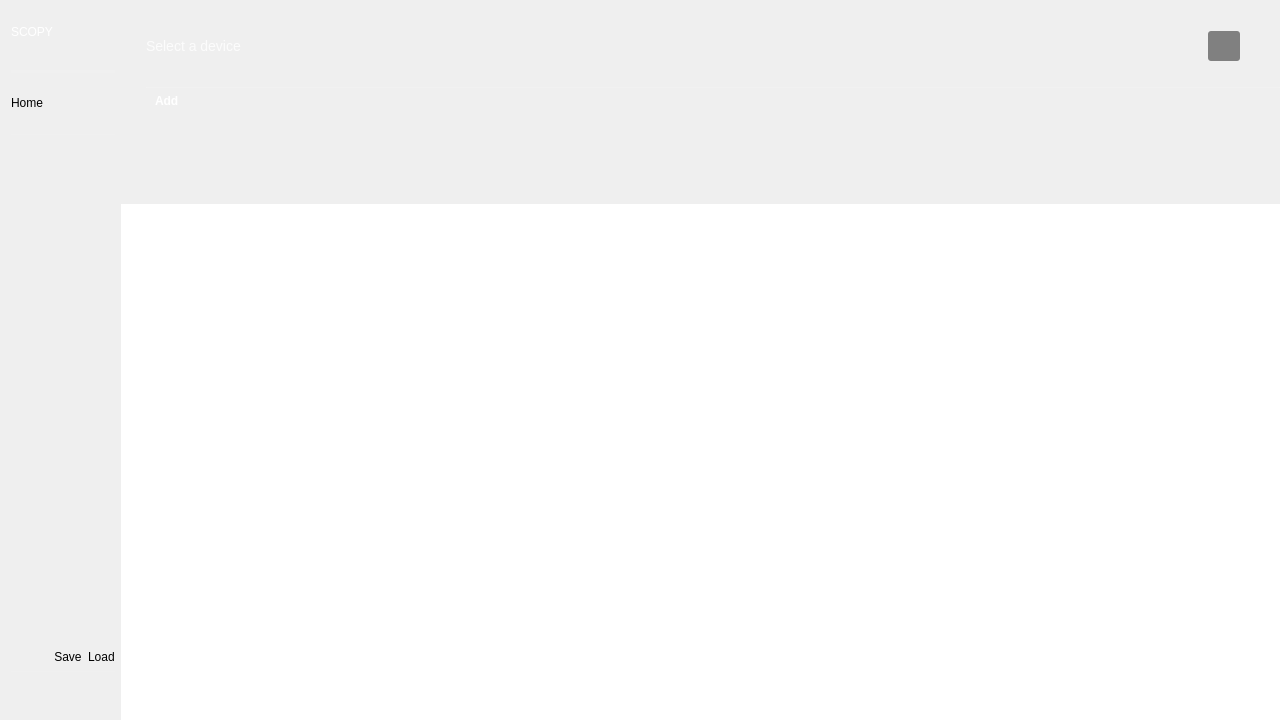
This is ui/tool_launcher.ui in analogdevicesinc/scopy as Qt 5 draws it before an edit. The edited form follows.
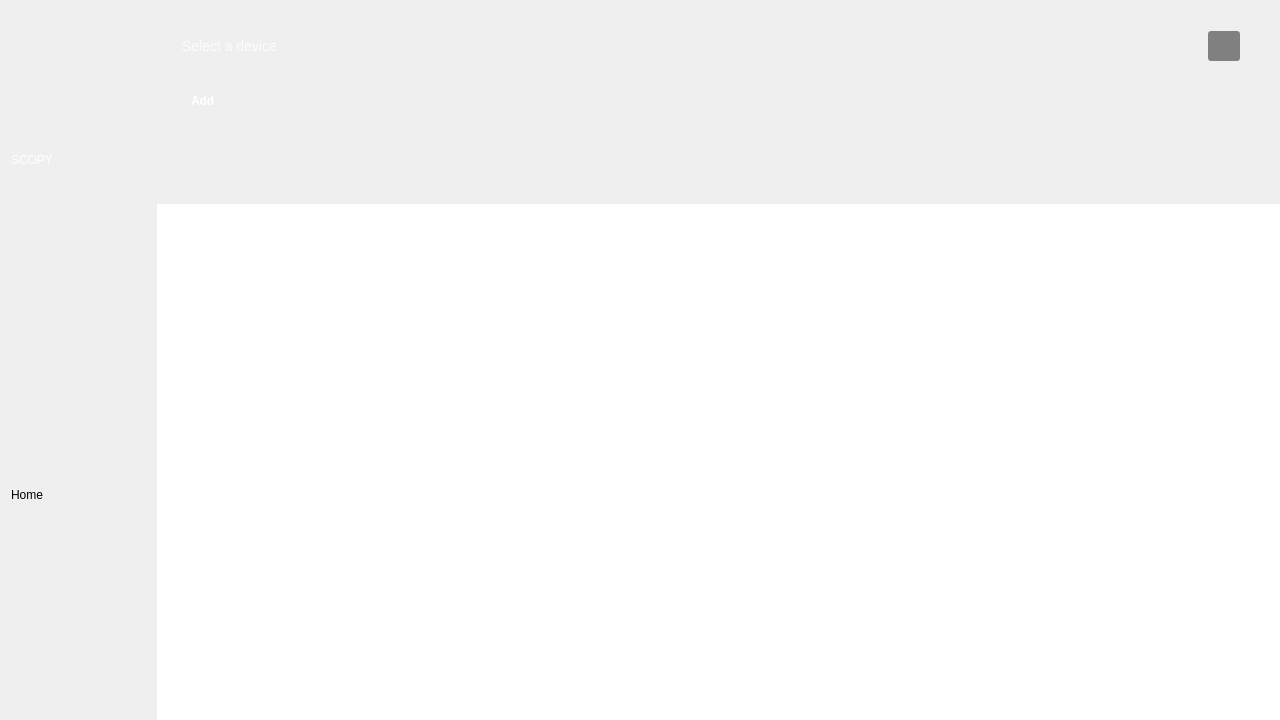
This is the edited form. Icons and pictures are not drawn. Custom widgets are drawn as their Qt base class.

Commit message:
ToolLauncher: added buttons for save and load
The save/load buttons are located near the home button. After connecting
a device you can load a session or save the current session you are
working with. The file formats are .ini

Patch:
```diff
--- a/ui/tool_launcher.ui
+++ b/ui/tool_launcher.ui
@@ -222,6 +222,30 @@
             </property>
            </spacer>
           </item>
+          <item>
+           <widget class="QPushButton" name="saveBtn">
+            <property name="text">
+             <string/>
+            </property>
+            <property name="icon">
+             <iconset>
+              <normalon>:/icons/ic save.svg</normalon>
+             </iconset>
+            </property>
+           </widget>
+          </item>
+          <item>
+           <widget class="QPushButton" name="loadBtn">
+            <property name="text">
+             <string/>
+            </property>
+            <property name="icon">
+             <iconset>
+              <normalon>:/icons/ic load.svg</normalon>
+             </iconset>
+            </property>
+           </widget>
+          </item>
          </layout>
         </widget>
        </item>
@@ -248,37 +272,6 @@
          </property>
         </layout>
        </item>
-       <item>
-        <spacer name="verticalSpacer_2">
-         <property name="orientation">
-          <enum>Qt::Vertical</enum>
-         </property>
-         <property name="sizeHint" stdset="0">
-          <size>
-           <width>20</width>
-           <height>40</height>
-          </size>
-         </property>
-        </spacer>
-       </item>
-       <item>
-        <layout class="QHBoxLayout" name="horizontalLayout_2">
-         <item>
-          <widget class="QPushButton" name="saveBtn">
-           <property name="text">
-            <string>             Save</string>
-           </property>
-          </widget>
-         </item>
-         <item>
-          <widget class="QPushButton" name="loadBtn">
-           <property name="text">
-            <string>Load</string>
-           </property>
-          </widget>
-         </item>
-        </layout>
-       </item>
        <item>
         <widget class="Line" name="line">
          <property name="styleSheet">
```
The commit also changes 3 other files.
